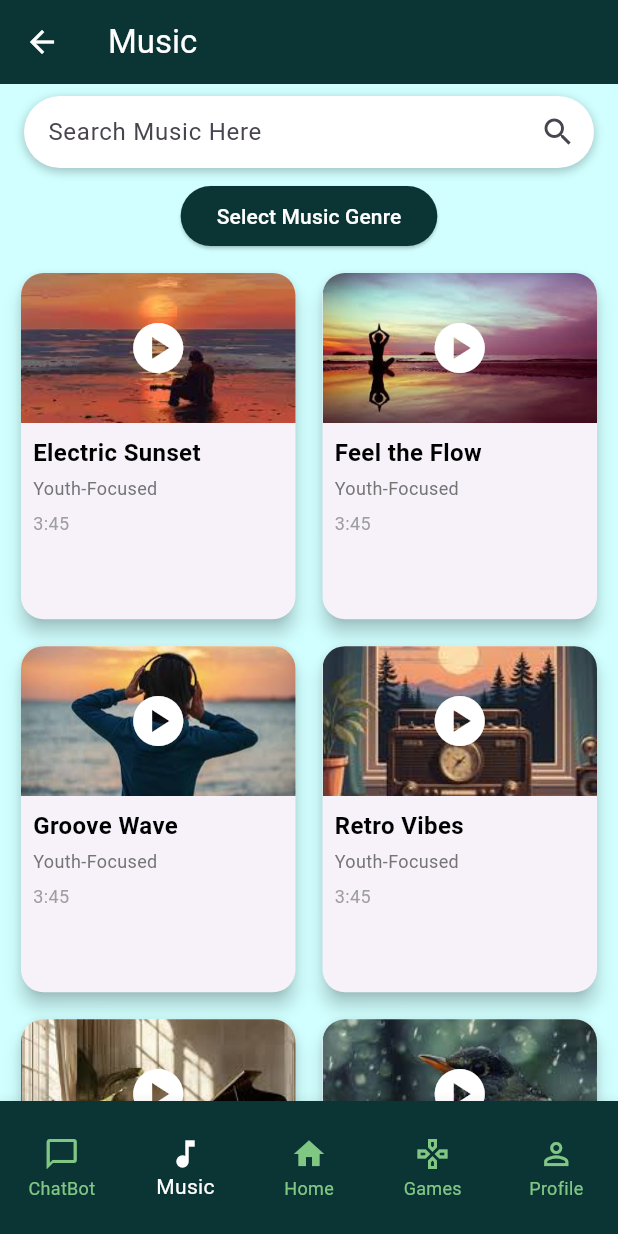
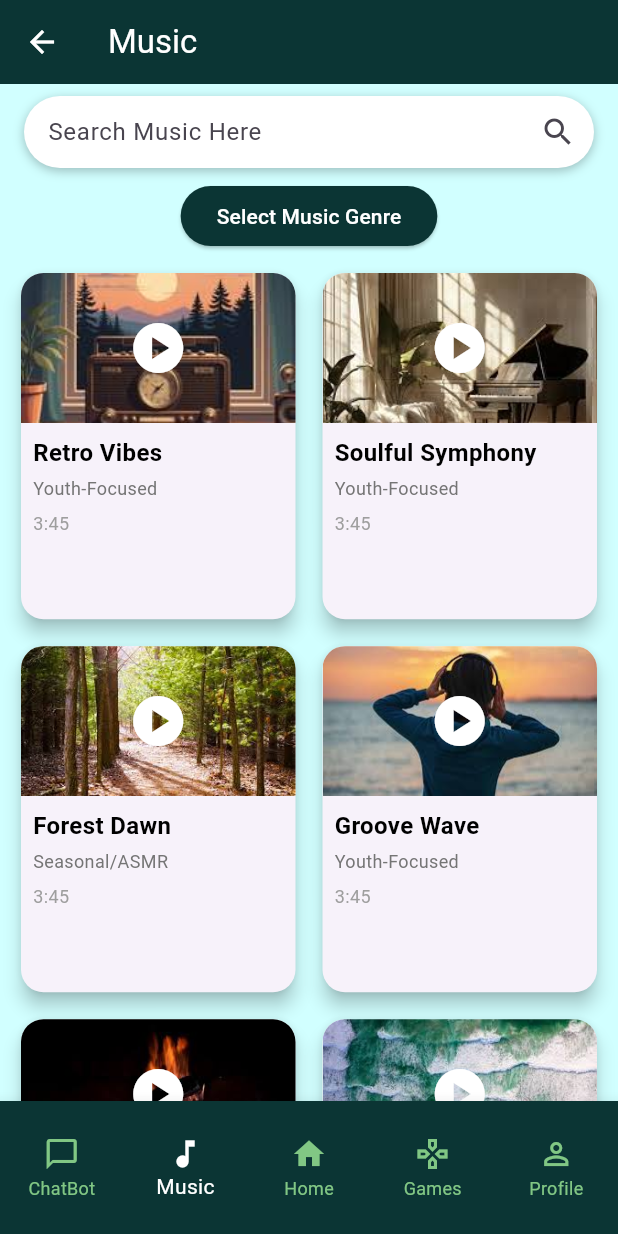
Before and after one commit to anusha1205/StressLens, a Flutter app: the MusicScreen screen opened by its route, on a phone screen of 412 x 824 dp. Run offline on Flutter 3.47's test engine with Material 3 defaults, Android fonts, the phone set to English and light mode, and no system bars; our stand-ins replace audioplayers, confetti, file_picker, firebase_auth, firebase_core, just_audio and 1 more; accounts and stored records are empty.

Commit message:
live music only in music.dart

```diff
--- a/lib/main.dart
+++ b/lib/main.dart
@@ -55,7 +55,7 @@ class MyApp extends StatelessWidget {
         '/games': (context) => const GamesScreen(),
         '/flower_bloom': (context) => FlowerBloomScreen(),
         '/chill_farm': (context) => ChillFarmScreen(), // Route to Chill Farm screen
-        '/bubble_pop': (context) => BubbleWrapScreen(),
+        '/bubble_pop': (context) => const BubbleWrapScreen(),
       },
     );
   }
--- a/lib/music_rec.dart
+++ b/lib/music_rec.dart
@@ -3,7 +3,7 @@ import 'package:just_audio/just_audio.dart';
 import 'dart:math';
 
 class MusicRecScreen extends StatefulWidget {
-  const MusicRecScreen({Key? key}) : super(key: key);
+  const MusicRecScreen({super.key});
 
   @override
   _MusicRecScreenState createState() => _MusicRecScreenState();
--- a/lib/screens/navbar/music/music.dart
+++ b/lib/screens/navbar/music/music.dart
@@ -27,18 +27,29 @@ class _MusicScreenState extends State<MusicScreen> {
   }
 
   final List<Map<String, String>> musicList = [
-    // Youth-Focused
-    {"title": "Electric Sunset", "genre": "Youth-Focused", "image": "assets/music/electric_sunset.png", "url": "assets/music/music_files/electric_sunset.mp3"},
-    {"title": "Feel the Flow", "genre": "Youth-Focused", "image": "assets/music/feel_the_flow.png", "url": "assets/music/music_files/feel_the_flow.mp3"},
-    {"title": "Groove Wave", "genre": "Youth-Focused", "image": "assets/music/groove_wave.png", "url": "assets/music/music_files/groove_wave.mp3"},
-    {"title": "Retro Vibes", "genre": "Youth-Focused", "image": "assets/music/retro_vibes.png", "url": "assets/music/music_files/retro_vibes.mp3"},
-    {"title": "Soulful Symphony", "genre": "Youth-Focused", "image": "assets/music/soulful_symphony.png", "url": "assets/music/music_files/soulful_symphony.mp3"},
-    // Seasonal/ASMR
     {
-      "title": "Birdsong Bliss",
+      "title": "Retro Vibes",
+      "genre": "Youth-Focused",
+      "image": "assets/music/retro_vibes.png",
+      "url": "assets/music/music_files/retro_vibes.mp3"
+    },
+    {
+      "title": "Soulful Symphony",
+      "genre": "Youth-Focused",
+      "image": "assets/music/soulful_symphony.png",
+      "url": "assets/music/music_files/soulful_symphony.mp3"
+    },
+    {
+      "title": "Forest Dawn",
       "genre": "Seasonal/ASMR",
-      "image": "assets/music/birdsong.png",
-      "url": "assets/music/music_files/birdsong.mp3"
+      "image": "assets/music/forest_dawn.png",
+      "url": "assets/music/music_files/forest_dawn.mp3"
+    },
+    {
+      "title": "Groove Wave",
+      "genre": "Youth-Focused",
+      "image": "assets/music/groove_wave.png",
+      "url": "assets/music/music_files/groove_wave.mp3"
     },
     {
       "title": "Fireplace Glow",
@@ -46,28 +57,78 @@ class _MusicScreenState extends State<MusicScreen> {
       "image": "assets/music/fireplace_glow.png",
       "url": "assets/music/music_files/fireplace_glow.mp3"
     },
-    {"title": "Forest Dawn", "genre": "Seasonal/ASMR", "image": "assets/music/forest_dawn.png", "url": "assets/music/music_files/forest_dawn.mp3"},
-    {"title": "Mountain Breeze", "genre": "Seasonal/ASMR", "image": "assets/music/mountain_breeze.png", "url": "assets/music/music_files/mountain_breeze.mp3"},
-    {"title": "Thunderstorm Calm", "genre": "Seasonal/ASMR", "image": "assets/music/thunderstorm_calm.png", "url": "assets/music/music_files/thunderstorm_calm.mp3"},
-
-    // Calm & Soothing
-    {"title": "Calm Waves", "genre": "Calm & Soothing", "image": "assets/music/calm_waves.png", "url": "assets/music/music_files/calm_waves.mp3"},
-    {"title": "Gentle Winds", "genre": "Calm & Soothing", "image": "assets/music/gentle_winds.png", "url": "assets/music/music_files/gentle_winds.mp3"},
-    {"title": "Ocean of Peace", "genre": "Calm & Soothing", "image": "assets/music/ocean_of_peace.png", "url": "assets/music/music_files/ocean_of_peace.mp3"},
-    {"title": "Soft Glow", "genre": "Calm & Soothing", "image": "assets/music/soft_glow.png", "url": "assets/music/music_files/soft_glow.mp3"},
-    {"title": "Tranquil Paths", "genre": "Calm & Soothing", "image": "assets/music/tranquil_paths.png", "url": "assets/music/music_files/tranquil_paths.mp3"},
-
-
-
+    {
+      "title": "Ocean of Peace",
+      "genre": "Calm & Soothing",
+      "image": "assets/music/ocean_of_peace.png",
+      "url": "assets/music/music_files/ocean_of_peace.mp3"
+    },
+    {
+      "title": "Tranquil Paths",
+      "genre": "Calm & Soothing",
+      "image": "assets/music/tranquil_paths.png",
+      "url": "assets/music/music_files/tranquil_paths.mp3"
+    },
+    {
+      "title": "Soft Glow",
+      "genre": "Calm & Soothing",
+      "image": "assets/music/soft_glow.png",
+      "url": "assets/music/music_files/soft_glow.mp3"
+    },
+    {
+      "title": "Electric Sunset",
+      "genre": "Youth-Focused",
+      "image": "assets/music/electric_sunset.png",
+      "url": "assets/music/music_files/electric_sunset.mp3"
+    },
+    {
+      "title": "Gentle Winds",
+      "genre": "Calm & Soothing",
+      "image": "assets/music/gentle_winds.png",
+      "url": "assets/music/music_files/gentle_winds.mp3"
+    },
+    {
+      "title": "Thunderstorm Calm",
+      "genre": "Seasonal/ASMR",
+      "image": "assets/music/thunderstorm_calm.png",
+      "url": "assets/music/music_files/thunderstorm_calm.mp3"
+    },
+    {
+      "title": "Mountain Breeze",
+      "genre": "Seasonal/ASMR",
+      "image": "assets/music/mountain_breeze.png",
+      "url": "assets/music/music_files/mountain_breeze.mp3"
+    },
+    {
+      "title": "Feel the Flow",
+      "genre": "Youth-Focused",
+      "image": "assets/music/feel_the_flow.png",
+      "url": "assets/music/music_files/feel_the_flow.mp3"
+    },
+    {
+      "title": "Calm Waves",
+      "genre": "Calm & Soothing",
+      "image": "assets/music/calm_waves.png",
+      "url": "assets/music/music_files/calm_waves.mp3"
+    },
+    {
+      "title": "Birdsong Bliss",
+      "genre": "Seasonal/ASMR",
+      "image": "assets/music/birdsong.png",
+      "url": "assets/music/music_files/birdsong.mp3"
+    }
   ];
 
   List<Map<String, String>> get filteredMusicList {
     return musicList.where((music) {
-      final matchesGenre = _selectedGenre == 'All' || music['genre'] == _selectedGenre;
-      final matchesSearch = music['title']!.toLowerCase().contains(_searchQuery.toLowerCase());
+      final matchesGenre =
+          _selectedGenre == 'All' || music['genre'] == _selectedGenre;
+      final matchesSearch =
+          music['title']!.toLowerCase().contains(_searchQuery.toLowerCase());
       return matchesGenre && matchesSearch;
     }).toList();
   }
+
   Future<void> _playMusic(String title, String url) async {
     try {
       if (_currentlyPlayingTitle == title && _isPlaying) {
@@ -104,7 +165,8 @@ class _MusicScreenState extends State<MusicScreen> {
         children: [
           // Curved Search Box
           Padding(
-            padding: const EdgeInsets.symmetric(horizontal: 16.0, vertical: 8.0),
+            padding:
+                const EdgeInsets.symmetric(horizontal: 16.0, vertical: 8.0),
             child: Container(
               decoration: BoxDecoration(
                 color: Colors.white, // Background color of the search box
@@ -149,7 +211,8 @@ class _MusicScreenState extends State<MusicScreen> {
             onPressed: _showGenreSelectionDialog,
             child: const Text('Select Music Genre'),
             style: ElevatedButton.styleFrom(
-              foregroundColor: Colors.white, backgroundColor: const Color(0xFF0B3534), // White text
+              foregroundColor: Colors.white,
+              backgroundColor: const Color(0xFF0B3534), // White text
             ),
           ),
           Expanded(
@@ -178,12 +241,14 @@ class _MusicScreenState extends State<MusicScreen> {
     );
   }
 
-  Widget _buildMusicTile(String title, String genre, String imagePath, String duration) {
+  Widget _buildMusicTile(
+      String title, String genre, String imagePath, String duration) {
     bool isCurrentlyPlaying = _currentlyPlayingTitle == title && _isPlaying;
 
     return InkWell(
       onTap: () {
-        final musicItem = musicList.firstWhere((item) => item['title'] == title);
+        final musicItem =
+            musicList.firstWhere((item) => item['title'] == title);
         _playMusic(title, musicItem['url']!);
       },
       child: Card(
```
Also changed, not shown: lib/screens/home/home.dart (+58 -26 lines), pubspec.yaml (+19 -2 lines), pubspec.lock, 1 other file.
